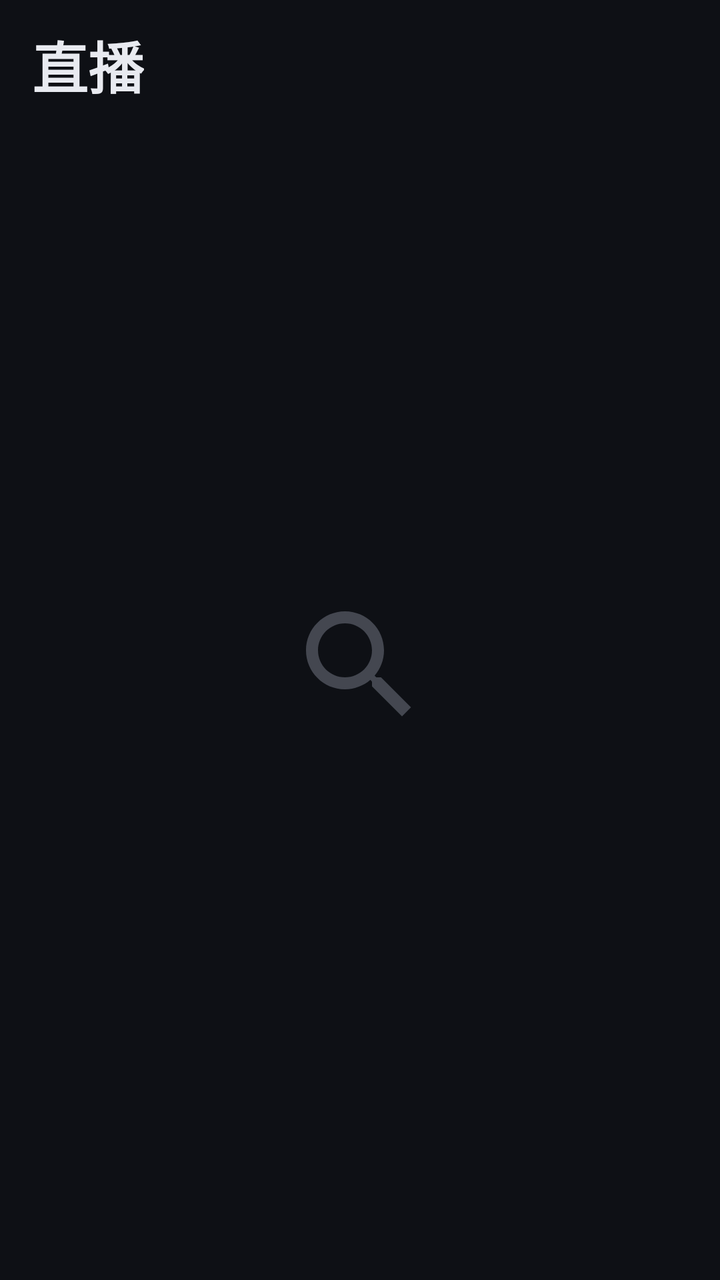
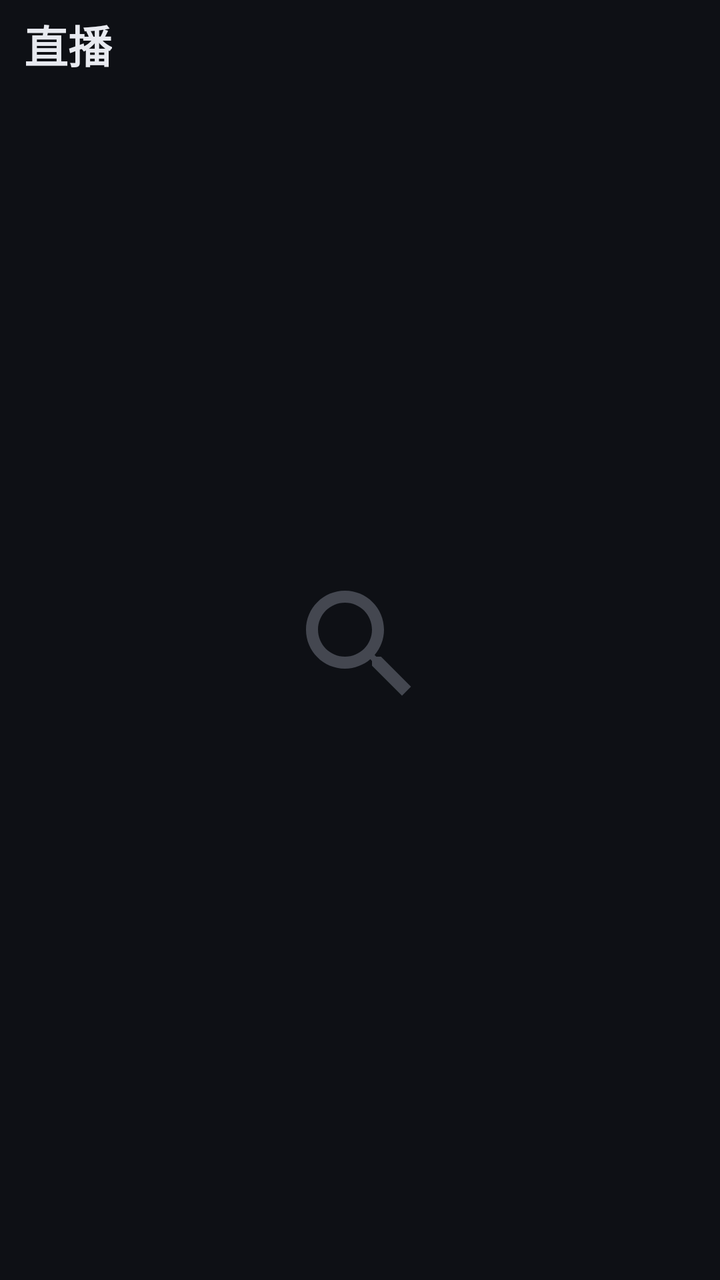

Compare the two renders of this Android layout. The source of the first and the diff that turns it into the second are given below.
<!-- AndroidManifest.xml: application theme Theme.TvPlayer -->
<!-- res/layout/fragment_live.xml -->
<?xml version="1.0" encoding="utf-8"?>
<LinearLayout xmlns:android="http://schemas.android.com/apk/res/android"
    xmlns:app="http://schemas.android.com/apk/res-auto"
    android:layout_width="match_parent"
    android:layout_height="match_parent"
    android:orientation="vertical"
    android:paddingStart="16dp"
    android:paddingTop="12dp"
    android:paddingEnd="16dp">

    <TextView
        android:layout_width="wrap_content"
        android:layout_height="wrap_content"
        android:text="@string/nav_live"
        android:textAppearance="@style/TextAppearance.TvPlayer.Headline" />

    <TextView
        android:id="@+id/subtitle"
        android:layout_width="wrap_content"
        android:layout_height="wrap_content"
        android:layout_marginTop="2dp"
        android:textAppearance="?attr/textAppearanceBodyMedium"
        android:textColor="@color/on_surface_variant" />

    <HorizontalScrollView
        android:layout_width="match_parent"
        android:layout_height="wrap_content"
        android:layout_marginTop="10dp"
        android:scrollbars="none">

        <com.google.android.material.chip.ChipGroup
            android:id="@+id/groups"
            android:layout_width="wrap_content"
            android:layout_height="wrap_content"
            app:selectionRequired="true"
            app:singleLine="true"
            app:singleSelection="true" />

    </HorizontalScrollView>

    <FrameLayout
        android:layout_width="match_parent"
        android:layout_height="0dp"
        android:layout_marginTop="4dp"
        android:layout_weight="1">

        <androidx.recyclerview.widget.RecyclerView
        android:descendantFocusability="afterDescendants"
        android:focusable="false"
            android:id="@+id/channels"
            android:layout_width="match_parent"
            android:layout_height="match_parent"
            android:clipToPadding="false"
            android:paddingBottom="8dp" />

        <include
            android:id="@+id/empty"
            layout="@layout/view_empty" />

    </FrameLayout>

</LinearLayout>
<!-- res/layout/view_empty.xml (included above) -->
<?xml version="1.0" encoding="utf-8"?>
<LinearLayout xmlns:android="http://schemas.android.com/apk/res/android"
    android:layout_width="match_parent"
    android:layout_height="match_parent"
    android:gravity="center"
    android:orientation="vertical"
    android:padding="32dp">

    <ImageView
        android:id="@+id/emptyIcon"
        android:layout_width="72dp"
        android:layout_height="72dp"
        android:alpha="0.35"
        android:contentDescription="@null"
        android:src="@drawable/ic_search"
        app:tint="@color/on_surface_variant"
        xmlns:app="http://schemas.android.com/apk/res-auto" />

    <TextView
        android:id="@+id/emptyTitle"
        android:layout_width="wrap_content"
        android:layout_height="wrap_content"
        android:layout_marginTop="16dp"
        android:textAppearance="?attr/textAppearanceTitleMedium" />

    <TextView
        android:id="@+id/emptySub"
        android:layout_width="wrap_content"
        android:layout_height="wrap_content"
        android:layout_marginTop="6dp"
        android:gravity="center"
        android:textAppearance="?attr/textAppearanceBodyMedium"
        android:textColor="@color/on_surface_variant" />

</LinearLayout>
<!-- resources referenced by this layout -->
<resources>
  <color name="on_surface_variant">#A4ABBD</color>
  <!-- drawable ic_search (drawable) -->
  <?xml version="1.0" encoding="utf-8"?>
  <vector xmlns:android="http://schemas.android.com/apk/res/android"
      android:width="24dp"
      android:height="24dp"
      android:viewportWidth="24"
      android:viewportHeight="24"
      android:tint="?attr/colorControlNormal">
      <path
          android:fillColor="#FF000000"
          android:pathData="M15.5,14h-0.79l-0.28,-0.27C15.41,12.59 16,11.11 16,9.5 16,5.91 13.09,3 9.5,3S3,5.91 3,9.5 5.91,16 9.5,16c1.61,0 3.09,-0.59 4.23,-1.57l0.27,0.28v0.79l5,4.99L20.49,19l-4.99,-5zM9.5,14C7.01,14 5,11.99 5,9.5S7.01,5 9.5,5 14,7.01 14,9.5 11.99,14 9.5,14z" />
  </vector>
  <string name="nav_live">直播</string>
  <style name="TextAppearance.TvPlayer.Headline" parent="TextAppearance.Material3.HeadlineMedium">
          <item name="android:textStyle">bold</item>
          <item name="android:textColor">@color/on_surface</item>
      </style>
  <style name="Theme.TvPlayer" parent="Theme.Material3.Dark.NoActionBar">
          <item name="colorPrimary">@color/accent</item>
          <item name="colorOnPrimary">#00224D</item>
          <item name="colorPrimaryContainer">@color/accent_container</item>
          <item name="colorOnPrimaryContainer">#D6E4FF</item>
          <item name="colorSecondary">#AFC3EA</item>
          <item name="colorSecondaryContainer">#2A3550</item>
          <item name="colorOnSecondaryContainer">#DCE6FA</item>
          <item name="colorSurface">@color/surface</item>
          <item name="colorOnSurface">@color/on_surface</item>
          <item name="colorSurfaceVariant">@color/surface_variant</item>
          <item name="colorOnSurfaceVariant">@color/on_surface_variant</item>
          <item name="colorOutline">@color/outline</item>
          <item name="colorOutlineVariant">@color/outline</item>
          <item name="android:colorBackground">@color/bg</item>
          <item name="android:windowBackground">@color/bg</item>
          <item name="android:statusBarColor">@android:color/transparent</item>
          <item name="android:navigationBarColor">@color/surface</item>
          <item name="android:windowLightStatusBar">false</item>
          <item name="bottomNavigationStyle">@style/Widget.TvPlayer.Nav</item>
      </style>
  <color name="on_surface">#E8EAF0</color>
  <color name="accent">#6EA8FF</color>
  <color name="accent_container">#1E3B6B</color>
  <color name="surface">#161923</color>
  <color name="surface_variant">#232837</color>
  <color name="outline">#363C50</color>
  <color name="bg">#0E1015</color>
  <style name="Widget.TvPlayer.Nav" parent="Widget.Material3.BottomNavigationView">
          <item name="backgroundTint">@color/surface</item>
          <item name="itemActiveIndicatorStyle">@style/Widget.TvPlayer.NavIndicator</item>
          <item name="elevation">0dp</item>
      </style>
  <style name="Widget.TvPlayer.NavIndicator" parent="Widget.Material3.BottomNavigationView.ActiveIndicator">
          <item name="android:color">@color/accent_container</item>
      </style>
</resources>

<!-- the commit's change to res/layout/fragment_live.xml (unified diff, before → after) -->
@@ -4,9 +4,9 @@
     android:layout_width="match_parent"
     android:layout_height="match_parent"
     android:orientation="vertical"
-    android:paddingStart="16dp"
-    android:paddingTop="12dp"
-    android:paddingEnd="16dp">
+    android:paddingStart="12dp"
+    android:paddingTop="6dp"
+    android:paddingEnd="12dp">
 
     <TextView
         android:layout_width="wrap_content"
@@ -25,7 +25,7 @@
     <HorizontalScrollView
         android:layout_width="match_parent"
         android:layout_height="wrap_content"
-        android:layout_marginTop="10dp"
+        android:layout_marginTop="4dp"
         android:scrollbars="none">
 
         <com.google.android.material.chip.ChipGroup
<!-- resource entries referenced after the edit -->
@@ -14,7 +14,7 @@
           android:pathData="M15.5,14h-0.79l-0.28,-0.27C15.41,12.59 16,11.11 16,9.5 16,5.91 13.09,3 9.5,3S3,5.91 3,9.5 5.91,16 9.5,16c1.61,0 3.09,-0.59 4.23,-1.57l0.27,0.28v0.79l5,4.99L20.49,19l-4.99,-5zM9.5,14C7.01,14 5,11.99 5,9.5S7.01,5 9.5,5 14,7.01 14,9.5 11.99,14 9.5,14z" />
   </vector>
   <string name="nav_live">直播</string>
-  <style name="TextAppearance.TvPlayer.Headline" parent="TextAppearance.Material3.HeadlineMedium">
+  <style name="TextAppearance.TvPlayer.Headline" parent="TextAppearance.Material3.TitleLarge">
           <item name="android:textStyle">bold</item>
           <item name="android:textColor">@color/on_surface</item>
       </style>
